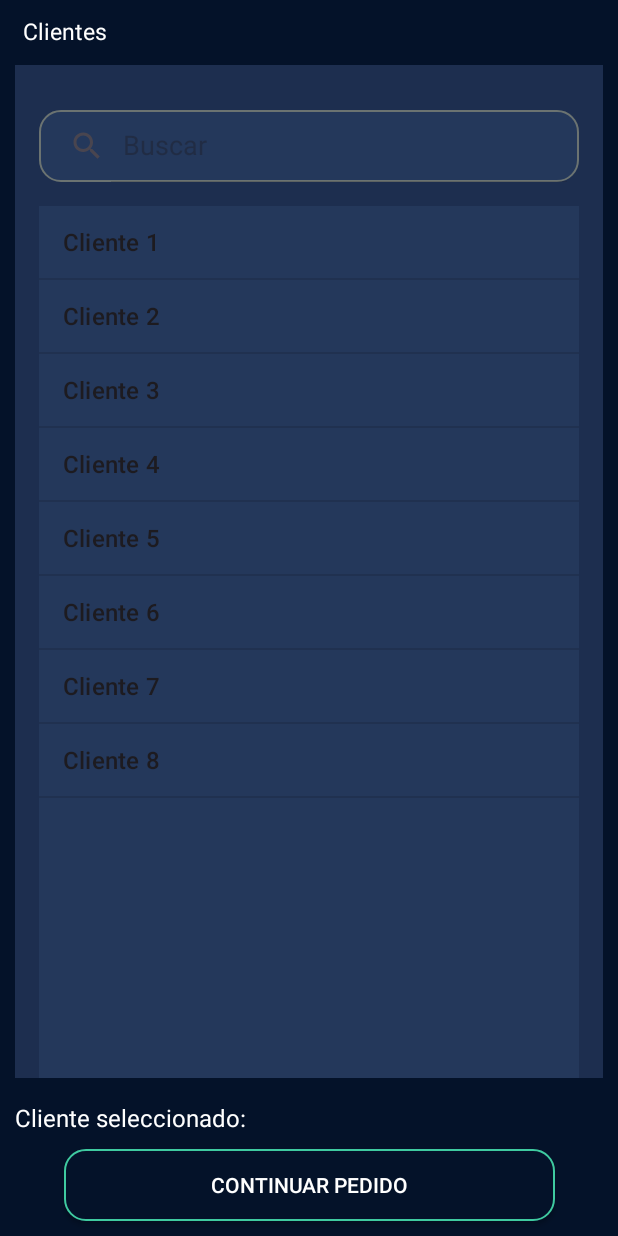
After one commit to Martin-Ball/Preventapp, an Android app: the CompleteOrderActivity screen opened directly, with no data from a screen before it, on a phone screen of 412 x 824 dp. The commit adds this screen. Run offline under Robolectric (Android 15) with nearby library versions, the phone set to English and light mode, and no system bars.

Commit message:
client selected

```diff
--- a/app/src/main/AndroidManifest.xml
+++ b/app/src/main/AndroidManifest.xml
@@ -13,7 +13,7 @@
         android:theme="@style/Theme.Preventapp"
         tools:targetApi="31">
         <activity
-            android:name=".view.fragments.create.ClientSelectionActivity"
+            android:name=".view.fragments.create.CompleteOrderActivity"
             android:exported="false" />
         <activity
             android:name=".view.fragments.login.LoginActivity"
--- a/app/src/main/java/com/martin/preventapp/controller/createOrder/CreateOrderController.kt
+++ b/app/src/main/java/com/martin/preventapp/controller/createOrder/CreateOrderController.kt
@@ -1,18 +1,17 @@
 package com.martin.preventapp.controller.createOrder
 
 import android.app.Activity
-import android.content.Intent
 import com.martin.preventapp.controller.interfaces.CreateOrderInterface
 import com.martin.preventapp.model.createOrder.CreateOrderModel
-import com.martin.preventapp.view.MainActivity
 import com.martin.preventapp.view.adapter.ItemAmount
-import com.martin.preventapp.view.fragments.create.ClientSelectionActivity
+import com.martin.preventapp.view.fragments.create.ClientSelectionFragment
+import com.martin.preventapp.view.fragments.create.CompleteOrderActivity
 import com.martin.preventapp.view.fragments.create.CreateOrderFragment
 
 class CreateOrderController : CreateOrderInterface.Controller {
 
     @JvmField
-    var contextClient: Activity? = null
+    var contextClient: CreateOrderInterface.CompleteOrderView? = null
 
     companion object {
         private var createOrderController: CreateOrderController? = null
@@ -33,8 +32,9 @@ class CreateOrderController : CreateOrderInterface.Controller {
     }
 
     //STEP CLIENT
-    override fun setViewClient(clientSelectionActivity: ClientSelectionActivity) {
+    override fun setViewClient(clientSelectionActivity: CreateOrderInterface.CompleteOrderView) {
         this.contextClient = clientSelectionActivity
+        contextClient!!.showClientFragment(ClientSelectionFragment.instance!!)
     }
 
     override fun setClientSelected(clientSelected: String) {
--- a/app/src/main/java/com/martin/preventapp/controller/interfaces/CreateOrderInterface.kt
+++ b/app/src/main/java/com/martin/preventapp/controller/interfaces/CreateOrderInterface.kt
@@ -1,7 +1,8 @@
 package com.martin.preventapp.controller.interfaces
 
+import androidx.fragment.app.Fragment
 import com.martin.preventapp.view.adapter.ItemAmount
-import com.martin.preventapp.view.fragments.create.ClientSelectionActivity
+import com.martin.preventapp.view.fragments.create.CompleteOrderActivity
 
 interface CreateOrderInterface {
     interface View {
@@ -9,12 +10,16 @@ interface CreateOrderInterface {
         fun showClientActivity()
     }
 
+    interface CompleteOrderView {
+        fun showClientFragment(fragment: Fragment)
+    }
+
     interface Controller {
         //STEP PRODUCTS
         fun goToStepClient(listItems : List<ItemAmount>)
 
         //STEP CLIENT
-        fun setViewClient(clientSelectionActivity: ClientSelectionActivity)
+        fun setViewClient(clientSelectionActivity: CompleteOrderView)
         fun setClientSelected(clientSelected : String)
     }
 
--- a/app/src/main/java/com/martin/preventapp/view/MainActivity.kt
+++ b/app/src/main/java/com/martin/preventapp/view/MainActivity.kt
@@ -1,14 +1,11 @@
 package com.martin.preventapp.view
 
-import android.content.Intent
 import androidx.appcompat.app.AppCompatActivity
 import android.os.Bundle
 import androidx.fragment.app.Fragment
 import com.martin.preventapp.R
-import com.martin.preventapp.controller.createOrder.CreateOrderController
 import com.martin.preventapp.view.fragments.create.CreateOrderFragment
 import com.martin.preventapp.databinding.ActivityMainBinding
-import com.martin.preventapp.view.fragments.create.ClientSelectionActivity
 
 class MainActivity : AppCompatActivity() {
 
--- a/app/src/main/java/com/martin/preventapp/view/fragments/create/ClientSelectionActivity.kt
+++ b/app/src/main/java/com/martin/preventapp/view/fragments/create/ClientSelectionFragment.kt
@@ -1,34 +1,53 @@
 package com.martin.preventapp.view.fragments.create
 
-import androidx.appcompat.app.AppCompatActivity
 import android.os.Bundle
+import androidx.fragment.app.Fragment
+import android.view.LayoutInflater
+import android.view.View
+import android.view.ViewGroup
 import android.widget.AdapterView
 import android.widget.ArrayAdapter
 import android.widget.SearchView
 import android.widget.Toast
-import androidx.recyclerview.widget.LinearLayoutManager
 import com.martin.preventapp.R
 import com.martin.preventapp.controller.createOrder.CreateOrderController
-import com.martin.preventapp.databinding.ActivityClientSelectionBinding
-import com.martin.preventapp.databinding.ActivityMainBinding
-import com.martin.preventapp.view.adapter.AmountAdapter
-import com.martin.preventapp.view.adapter.ItemAmount
+import com.martin.preventapp.databinding.FragmentClientSelectionBinding
+import com.martin.preventapp.databinding.FragmentCreateOrderBinding
 
-class ClientSelectionActivity : AppCompatActivity() {
+class ClientSelectionFragment : Fragment() {
 
-    private lateinit var binding: ActivityClientSelectionBinding
+    private var _binding: FragmentClientSelectionBinding? = null
+    private val binding get() = _binding!!
+
     private var clientSelected : String = ""
-    override fun onCreate(savedInstanceState: Bundle?) {
-        super.onCreate(savedInstanceState)
-        binding = ActivityClientSelectionBinding.inflate(layoutInflater);
-        setContentView(binding.root)
 
-        CreateOrderController.instance?.setViewClient(this)
+    companion object {
+        private var clientSelectionFragment: ClientSelectionFragment? = null
+        @JvmStatic
+        val instance: ClientSelectionFragment?
+            get() {
+                if (clientSelectionFragment == null) {
+                    clientSelectionFragment = ClientSelectionFragment()
+                }
+                return clientSelectionFragment
+            }
+    }
+
+    override fun onCreateView(
+        inflater: LayoutInflater, container: ViewGroup?,
+        savedInstanceState: Bundle?
+    ): View? {
+        _binding = FragmentClientSelectionBinding.inflate(inflater)
+        return binding.root
+    }
+
+    override fun onViewCreated(view: View, savedInstanceState: Bundle?) {
+        super.onViewCreated(view, savedInstanceState)
 
         val clients = arrayOf("Cliente 1", "Cliente 2", "Cliente 3", "Cliente 4", "Cliente 5", "Cliente 6", "Cliente 7", "Cliente 8")
 
         val clientsAdapter: ArrayAdapter<String> = ArrayAdapter(
-            this,
+            requireContext(),
             android.R.layout.simple_list_item_1,
             clients
         )
@@ -57,7 +76,7 @@ class ClientSelectionActivity : AppCompatActivity() {
 
         binding.nextStepClient.setOnClickListener {
             if(clientSelected == ""){
-                Toast.makeText(this, "DEBE SELECCIONAR UN CLIENTE", Toast.LENGTH_LONG)
+                Toast.makeText(requireContext(), "DEBE SELECCIONAR UN CLIENTE", Toast.LENGTH_LONG)
             }else{
                 CreateOrderController.instance?.setClientSelected(clientSelected)
             }
--- /dev/null
+++ b/app/src/main/java/com/martin/preventapp/view/fragments/create/CompleteOrderActivity.kt
@@ -0,0 +1,29 @@
+package com.martin.preventapp.view.fragments.create
+
+import androidx.appcompat.app.AppCompatActivity
+import android.os.Bundle
+import androidx.fragment.app.Fragment
+import com.martin.preventapp.R
+import com.martin.preventapp.controller.createOrder.CreateOrderController
+import com.martin.preventapp.controller.interfaces.CreateOrderInterface
+import com.martin.preventapp.databinding.ActivityClientSelectionBinding
+
+class CompleteOrderActivity : AppCompatActivity(), CreateOrderInterface.CompleteOrderView {
+
+    private lateinit var binding: ActivityClientSelectionBinding
+
+    override fun onCreate(savedInstanceState: Bundle?) {
+        super.onCreate(savedInstanceState)
+        binding = ActivityClientSelectionBinding.inflate(layoutInflater);
+        setContentView(binding.root)
+
+        CreateOrderController.instance?.setViewClient(this)
+    }
+
+    override fun showClientFragment(fragment: Fragment) {
+        supportFragmentManager.beginTransaction()
+            .add(R.id.fragment_container, fragment)
+            .addToBackStack(null)
+            .commit()
+    }
+}
--- a/app/src/main/java/com/martin/preventapp/view/fragments/create/CreateOrderFragment.kt
+++ b/app/src/main/java/com/martin/preventapp/view/fragments/create/CreateOrderFragment.kt
@@ -2,7 +2,6 @@ package com.martin.preventapp.view.fragments.create
 
 import android.R
 import android.app.Activity
-import android.app.AlertDialog
 import android.content.Intent
 import android.os.Bundle
 import android.view.LayoutInflater
@@ -102,6 +101,6 @@ class CreateOrderFragment : Fragment(), CreateOrderInterface.View {
     }
 
     override fun showClientActivity(){
-        requireActivity().startActivity(Intent(requireContext(), ClientSelectionActivity::class.java))
+        requireActivity().startActivity(Intent(requireContext(), CompleteOrderActivity::class.java))
     }
 }
--- /dev/null
+++ b/app/src/main/res/layout/fragment_client_selection.xml
@@ -0,0 +1,86 @@
+<androidx.constraintlayout.widget.ConstraintLayout xmlns:android="http://schemas.android.com/apk/res/android"
+    xmlns:tools="http://schemas.android.com/tools"
+    android:layout_width="match_parent"
+    android:layout_height="match_parent"
+    xmlns:app="http://schemas.android.com/apk/res-auto"
+    tools:context=".view.fragments.create.CompleteOrderActivity"
+    android:orientation="vertical">
+
+    <TextView
+        android:id="@+id/tv_title"
+        android:layout_width="match_parent"
+        android:layout_height="wrap_content"
+        android:paddingStart="15dp"
+        android:paddingTop="10dp"
+        android:text="Clientes"
+        android:textColor="@color/white"
+        android:textSize="15dp"
+        app:layout_constraintTop_toTopOf="parent" />
+
+
+    <LinearLayout
+        android:id="@+id/ll_clients"
+        android:layout_width="match_parent"
+        android:layout_height="0dp"
+        android:layout_marginHorizontal="10dp"
+        android:layout_marginTop="12dp"
+        android:layout_marginBottom="15dp"
+        android:background="@color/blue_background_order"
+        android:orientation="vertical"
+        app:layout_constraintEnd_toEndOf="parent"
+        app:layout_constraintStart_toStartOf="parent"
+        app:layout_constraintTop_toBottomOf="@id/tv_title"
+        app:layout_constraintBottom_toTopOf="@id/tv_client">
+
+        <SearchView
+            android:id="@+id/searchView"
+            style="@style/SearchViewStyle"
+            android:layout_width="match_parent"
+            android:layout_height="wrap_content"
+            android:layout_marginHorizontal="16dp"
+            android:layout_marginTop="30dp"
+            android:layout_marginBottom="16dp"
+            android:background="@drawable/search_background"
+            android:iconifiedByDefault="false"
+            android:queryHint="Buscar" />
+
+        <ListView
+            android:id="@+id/clientList"
+            android:layout_width="match_parent"
+            android:layout_height="0dp"
+            android:layout_weight="1"
+            android:layout_marginStart="16dp"
+            android:layout_marginEnd="16dp"
+            android:background="@color/blue"
+            app:layout_constraintBottom_toBottomOf="parent"
+            app:layout_constraintTop_toBottomOf="@id/searchView" />
+
+    </LinearLayout>
+
+    <TextView
+        android:id="@+id/tv_client"
+        android:layout_width="match_parent"
+        android:layout_height="wrap_content"
+        android:text="Cliente seleccionado: "
+        android:textColor="@color/white"
+        android:textSize="16dp"
+        app:layout_constraintBottom_toTopOf="@id/next_step_client"
+        android:paddingBottom="10dp"
+        android:paddingStart="10dp"/>
+
+
+    <androidx.appcompat.widget.AppCompatButton
+        android:id="@+id/next_step_client"
+        android:layout_width="327dp"
+        android:layout_height="wrap_content"
+        android:layout_alignParentBottom="true"
+        android:layout_centerHorizontal="true"
+        android:layout_marginBottom="10dp"
+        android:background="@drawable/button_background"
+        android:text="CONTINUAR PEDIDO"
+        android:textColor="@color/white"
+        app:layout_constraintBottom_toBottomOf="parent"
+        app:layout_constraintEnd_toEndOf="parent"
+        app:layout_constraintStart_toStartOf="parent" />
+
+</androidx.constraintlayout.widget.ConstraintLayout>
```
Also changed, not shown: app/src/main/res/layout/activity_client_selection.xml (+3 -85 lines).
